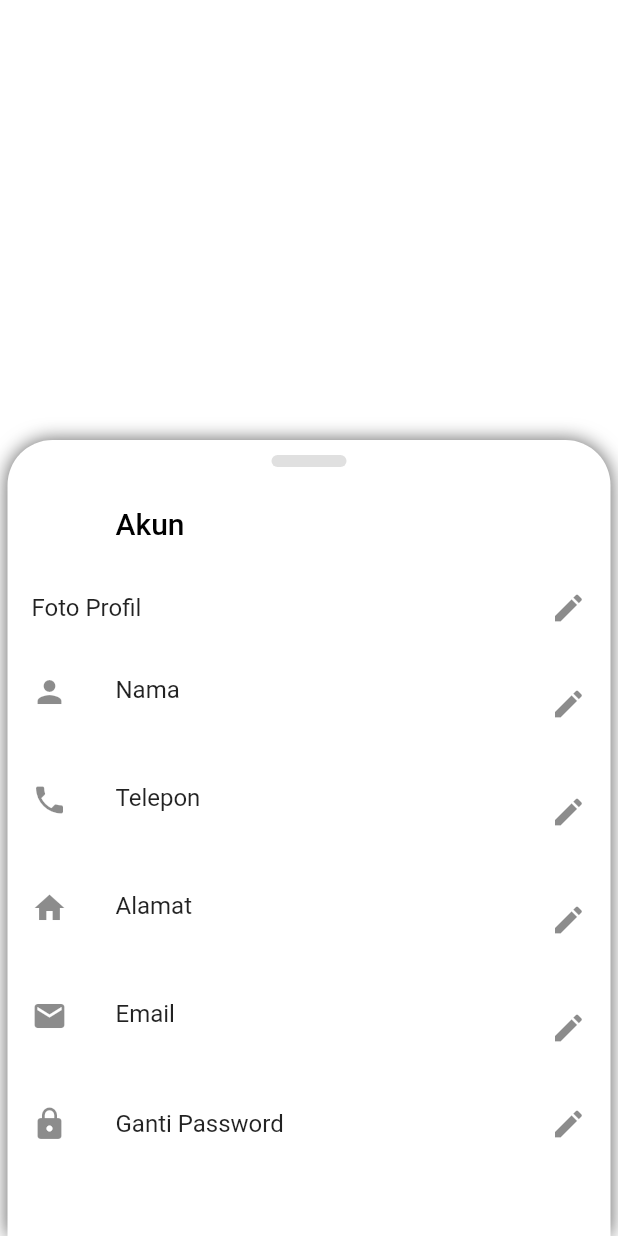
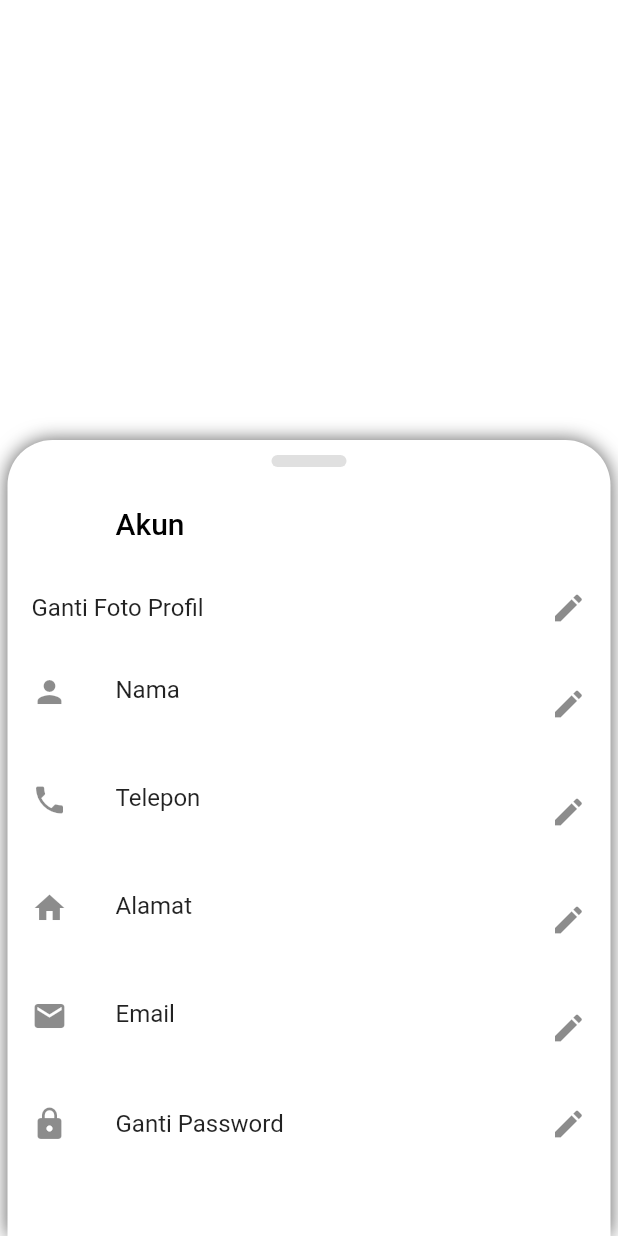
Before and after one commit to qisashasanudin/bangunin_id, a Flutter app: the AccountTab screen opened by its route, on a phone screen of 412 x 824 dp. Run offline on Flutter 3.47's test engine with Material 2 defaults, Android fonts, the phone set to English and light mode, and no system bars; our stand-ins replace cloud_firestore, firebase_auth, firebase_core, firebase_storage, flutter_spinkit, fluttertoast and 4 more; accounts and stored records are empty; network calls fail.

Commit message:
sourcecode optimizations

```diff
--- a/lib/screens/mainmenu/account/tab_account.dart
+++ b/lib/screens/mainmenu/account/tab_account.dart
@@ -1,4 +1,5 @@
 import 'package:bangunin_id/shared/UI_components/app_colors.dart';
+import 'package:bangunin_id/shared/UI_components/custom_appbar.dart';
 import 'package:bangunin_id/shared/UI_components/input_box_border.dart';
 import 'package:bangunin_id/shared/UI_components/loading_screen.dart';
 import 'package:bangunin_id/services/auth.dart';
@@ -29,9 +30,9 @@ class _AccountTabState extends State<AccountTab> {
           );
         }
         return SlideUpPanel(
-          tabTitle: 'Akun',
           children: [
-            userProfilePic(context),
+            CustomAppBar(title: 'Akun'),
+            changeProfilePic(context),
             userInfo(snapshot, context, Icons.person, 'Nama', 'name'),
             userInfo(snapshot, context, Icons.phone, 'Telepon', 'phone'),
             userInfo(snapshot, context, Icons.home, 'Alamat', 'address'),
@@ -44,9 +45,9 @@ class _AccountTabState extends State<AccountTab> {
     );
   }
 
-  ListTile userProfilePic(BuildContext context) {
+  ListTile changeProfilePic(BuildContext context) {
     return ListTile(
-      title: Text('Foto Profil'),
+      title: Text('Ganti Foto Profil'),
       trailing: Icon(Icons.edit),
       onTap: () async {
         UploadPicture(
--- a/lib/screens/mainmenu/home/tab_home.dart
+++ b/lib/screens/mainmenu/home/tab_home.dart
@@ -1,4 +1,5 @@
 import 'package:bangunin_id/shared/UI_components/app_colors.dart';
+import 'package:bangunin_id/shared/UI_components/custom_appbar.dart';
 import 'package:bangunin_id/shared/page_templates/slide_up_panel.dart';
 import 'package:flutter/material.dart';
 import 'package:bangunin_id/services/database.dart';
@@ -17,8 +18,12 @@ class _HomeTabState extends State<HomeTab> {
     final userID = _auth.getCurrentUID();
 
     return SlideUpPanel(
-      tabTitle: 'Beranda',
       children: [
+        CustomAppBar(
+          title: 'Beranda',
+          searchButton: true,
+          sortButton: true,
+        ),
         Row(
           mainAxisAlignment: MainAxisAlignment.center,
           children: [
--- a/lib/screens/mainmenu/settings/tab_settings.dart
+++ b/lib/screens/mainmenu/settings/tab_settings.dart
@@ -1,4 +1,5 @@
 import 'package:bangunin_id/services/auth.dart';
+import 'package:bangunin_id/shared/UI_components/custom_appbar.dart';
 import 'package:bangunin_id/shared/page_templates/slide_up_panel.dart';
 import 'package:flutter/material.dart';
 
@@ -13,8 +14,10 @@ class _SettingsTabState extends State<SettingsTab> {
   @override
   Widget build(BuildContext context) {
     return SlideUpPanel(
-      tabTitle: 'Pengaturan',
       children: [
+        CustomAppBar(
+          title: 'Pengaturan',
+        ),
         signOutButton(),
         language(),
         // widget-widget lain dimasukkan di sini
--- a/lib/screens/mainmenu/shop/tab_shop.dart
+++ b/lib/screens/mainmenu/shop/tab_shop.dart
@@ -2,6 +2,7 @@ import 'package:bangunin_id/screens/mainmenu/shop/categories/category_b.dart';
 import 'package:bangunin_id/screens/mainmenu/shop/categories/category_a.dart';
 import 'package:bangunin_id/screens/mainmenu/shop/categories/category_c.dart';
 import 'package:bangunin_id/shared/UI_components/app_colors.dart';
+import 'package:bangunin_id/shared/UI_components/custom_appbar.dart';
 import 'package:bangunin_id/shared/page_templates/slide_up_panel.dart';
 import 'package:flutter/material.dart';
 
@@ -15,12 +16,16 @@ class _ShopTabState extends State<ShopTab> {
   @override
   Widget build(BuildContext context) {
     return SlideUpPanel(
-      tabTitle: 'Beli Material',
       children: [
         DefaultTabController(
           length: 3,
           child: Column(
             children: <Widget>[
+              CustomAppBar(
+                title: 'Beli Material',
+                searchButton: true,
+                cartButton: true,
+              ),
               categories(),
               SizedBox(height: 5),
               itemList(context),
--- /dev/null
+++ b/lib/shared/UI_components/custom_appbar.dart
@@ -0,0 +1,46 @@
+import 'package:bangunin_id/shared/UI_components/app_colors.dart';
+import 'package:flutter/material.dart';
+
+class CustomAppBar extends StatelessWidget {
+  final String title;
+  final bool searchButton;
+  final bool sortButton;
+  final bool cartButton;
+
+  const CustomAppBar({
+    Key key,
+    @required this.title,
+    bool searchButton,
+    bool sortButton,
+    bool cartButton,
+  })  : this.searchButton = searchButton ?? false,
+        this.sortButton = sortButton ?? false,
+        this.cartButton = cartButton ?? false,
+        super(key: key);
+
+  @override
+  Widget build(BuildContext context) {
+    return AppBar(
+      backgroundColor: Colors.transparent,
+      elevation: 0,
+      title: Text(title, style: TextStyle(color: AppColors().accent2)),
+      actions: <Widget>[
+        if (searchButton == true)
+          IconButton(
+            icon: Icon(Icons.search, color: Colors.grey),
+            onPressed: () {},
+          ),
+        if (sortButton == true)
+          IconButton(
+            icon: Icon(Icons.sort, color: Colors.grey),
+            onPressed: () {},
+          ),
+        if (cartButton == true)
+          IconButton(
+            icon: Icon(Icons.shopping_cart, color: Colors.grey),
+            onPressed: () {},
+          ),
+      ],
+    );
+  }
+}
--- a/lib/shared/page_templates/slide_up_panel.dart
+++ b/lib/shared/page_templates/slide_up_panel.dart
@@ -4,13 +4,10 @@ import 'package:flutter/material.dart';
 
 class SlideUpPanel extends StatefulWidget {
   final List<Widget> children;
-  final String tabTitle;
   final Widget floatingButton;
 
-  SlideUpPanel(
-      {Key key, List<Widget> children, this.floatingButton, String tabTitle})
-      : this.children = children ?? [],
-        this.tabTitle = tabTitle ?? '';
+  SlideUpPanel({Key key, List<Widget> children, this.floatingButton})
+      : this.children = children ?? [];
 
   @override
   _SlideUpPanelState createState() => _SlideUpPanelState();
@@ -50,7 +47,6 @@ class _SlideUpPanelState extends State<SlideUpPanel> {
                   controller: scrollController,
                   children: <Widget>[
                     SlideUpMarker(),
-                    tabTitle(widget.tabTitle),
                     for (var element in widget.children) element,
                   ],
                 ),
@@ -64,29 +60,4 @@ class _SlideUpPanelState extends State<SlideUpPanel> {
       },
     );
   }
-
-  AppBar tabTitle(String tabTitle) {
-    return AppBar(
-      backgroundColor: Colors.transparent,
-      elevation: 0,
-      title: Text(tabTitle, style: TextStyle(color: AppColors().accent2)),
-      actions: <Widget>[
-        if (tabTitle == 'Beli Material' || tabTitle == 'Beranda')
-          IconButton(
-            icon: Icon(Icons.search, color: Colors.grey),
-            onPressed: () {},
-          ),
-        if (tabTitle == 'Beli Material')
-          IconButton(
-            icon: Icon(Icons.shopping_cart, color: Colors.grey),
-            onPressed: () {},
-          ),
-        if (tabTitle == 'Beranda')
-          IconButton(
-            icon: Icon(Icons.sort, color: Colors.grey),
-            onPressed: () {},
-          ),
-      ],
-    );
-  }
 }
```
